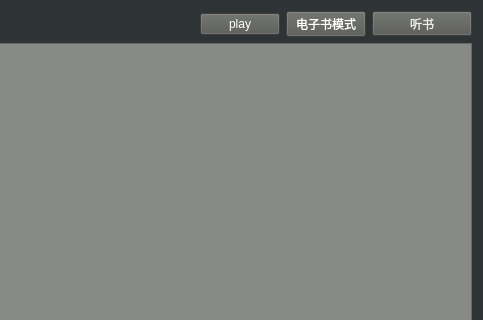
Above: readwidget.ui from Yan532/SmartReader before the change; both pictures show x 91 to 574 and y 0 to 320 of the 574 by 412 pixel window. Below: the same form after it.
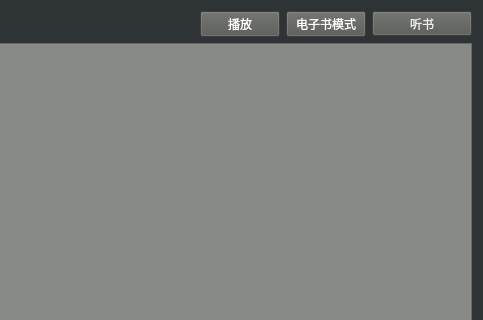
That is the form after the change.

Patch:
```diff
--- a/readwidget.ui
+++ b/readwidget.ui
@@ -120,7 +120,7 @@
 background-color: rgb(85, 87, 83);</string>
      </property>
      <property name="text">
-      <string>play</string>
+      <string>播放</string>
      </property>
     </widget>
    </item>
```
